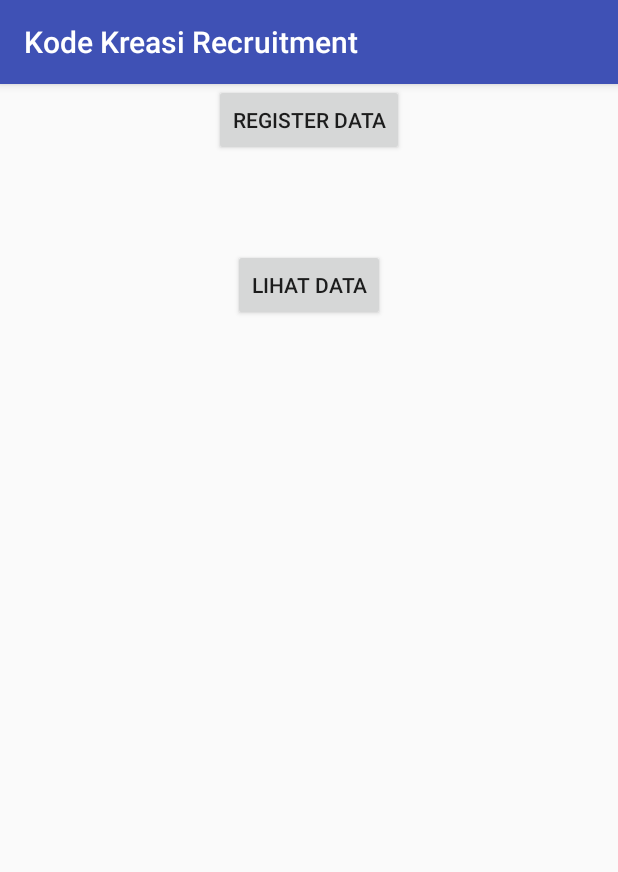
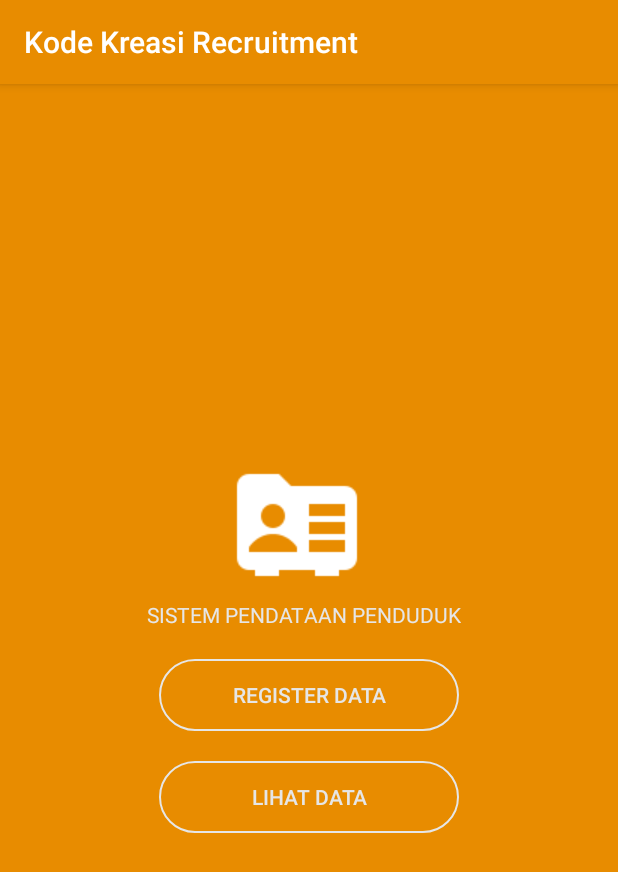
Before and after one commit to ufebri/KodeKreasi-Development, an Android app: the screen it shows after launch (MainActivity), on a phone screen of 412 x 824 dp. Shown: the top 872 px of the screen. Run offline under Robolectric (Android 15) with nearby library versions, the phone set to English and light mode, and no system bars.

Commit message:
Memperbaiki Tampilan

```diff
--- /dev/null
+++ b/app/src/main/res/drawable/main_button.xml
@@ -0,0 +1,36 @@
+<?xml version="1.0" encoding="utf-8"?>
+<selector xmlns:android="http://schemas.android.com/apk/res/android">
+    <item android:state_pressed="true">
+
+
+        <shape xmlns:android="http://schemas.android.com/apk/res/android"
+            android:padding="16dp"
+            android:shape="rectangle"
+            >
+
+            <solid
+                android:color="@color/font"/>
+
+            <stroke
+                android:width="1dp"
+                android:color="@color/font" />
+            <corners android:radius="80dp" />
+        </shape>
+    </item>
+
+    <item>
+
+        <shape xmlns:android="http://schemas.android.com/apk/res/android"
+            android:padding="16dp"
+            android:shape="rectangle">
+            <solid
+                android:color="@color/transparent"/>
+
+            <stroke
+                android:width="1dp"
+                android:color="@color/font" />
+            <corners android:radius="80dp" />
+        </shape>
+
+    </item>
+</selector>
--- /dev/null
+++ b/app/src/main/res/drawable/main_button_text.xml
@@ -0,0 +1,5 @@
+<?xml version="1.0" encoding="utf-8"?>
+<selector xmlns:android="http://schemas.android.com/apk/res/android">
+    <item android:color="@color/colorPrimary" android:state_pressed="true"/>
+    <item android:color="@color/font"/>
+</selector>
--- /dev/null
+++ b/app/src/main/res/drawable/main_gradient.xml
@@ -0,0 +1,7 @@
+<?xml version="1.0" encoding="utf-8"?>
+<shape xmlns:android="http://schemas.android.com/apk/res/android">
+    <gradient
+        android:angle="90"
+        android:endColor="@color/colorPrimary"
+        android:startColor="@color/colorPrimaryDark" />
+</shape>
--- a/app/src/main/res/layout/activity_main.xml
+++ b/app/src/main/res/layout/activity_main.xml
@@ -1,37 +1,50 @@
 <?xml version="1.0" encoding="utf-8"?>
-<android.support.constraint.ConstraintLayout xmlns:android="http://schemas.android.com/apk/res/android"
+<RelativeLayout xmlns:android="http://schemas.android.com/apk/res/android"
     xmlns:app="http://schemas.android.com/apk/res-auto"
     xmlns:tools="http://schemas.android.com/tools"
     android:layout_width="match_parent"
     android:layout_height="match_parent"
+    android:background="@drawable/main_gradient"
+    android:gravity="center"
     tools:context="com.kode.kreasi.kodekreasirecruitment.MainActivity">
+    <ImageView
+        android:layout_width="200dp"
+        android:layout_height="wrap_content"
+        android:src="@drawable/contact_96px"
+        android:id="@+id/img_logo"/>
+    <TextView
+        android:layout_width="wrap_content"
+        android:layout_height="wrap_content"
+        android:text="@string/sistem_pendataan_penduduk"
+        android:layout_below="@id/img_logo"
+        android:textColor="@color/font"
+        android:id="@+id/tv_title"/>
+    <Button
 
-    <Button
-        android:id="@+id/button"
-        android:layout_width="wrap_content"
+        android:layout_below="@id/tv_title"
+        android:layout_marginTop="20dp"
+        android:id="@+id/btn_registrasi"
+        android:layout_width="200dp"
         android:layout_height="wrap_content"
         android:layout_marginEnd="8dp"
         android:layout_marginStart="8dp"
-        android:text="Register Data"
+        android:background="@drawable/main_button"
+        android:text="@string/register_data"
         app:layout_constraintEnd_toEndOf="parent"
         app:layout_constraintStart_toStartOf="parent"
-        tools:ignore="MissingConstraints"
-        tools:layout_editor_absoluteY="96dp" />
+        android:textColor="@drawable/main_button_text"/>
 
     <Button
-        android:id="@+id/button2"
-        android:layout_width="wrap_content"
+        android:id="@+id/btn_lihat_data"
+        android:layout_marginVertical="20dp"
+        android:layout_below="@id/btn_registrasi"
+        android:background="@drawable/main_button"
+        android:textColor="@drawable/main_button_text"
+        android:layout_width="200dp"
         android:layout_height="wrap_content"
         android:layout_marginBottom="8dp"
         android:layout_marginEnd="8dp"
         android:layout_marginStart="8dp"
         android:layout_marginTop="8dp"
-        android:text="Lihat Data"
-        app:layout_constraintBottom_toBottomOf="parent"
-        app:layout_constraintEnd_toEndOf="parent"
-        app:layout_constraintHorizontal_bias="0.501"
-        app:layout_constraintStart_toStartOf="parent"
-        app:layout_constraintTop_toBottomOf="@+id/button"
-        app:layout_constraintVertical_bias="0.082"
-        tools:ignore="MissingConstraints" />
-</android.support.constraint.ConstraintLayout>
+        android:text="@string/lihat_data"/>
+</RelativeLayout>
--- a/app/src/main/res/values/colors.xml
+++ b/app/src/main/res/values/colors.xml
@@ -1,6 +1,11 @@
 <?xml version="1.0" encoding="utf-8"?>
 <resources>
-    <color name="colorPrimary">#3F51B5</color>
-    <color name="colorPrimaryDark">#303F9F</color>
+    <color name="colorPrimary">#E88C00</color>
+    <color name="colorPrimaryDark">#E88C00</color>
     <color name="colorAccent">#FF4081</color>
+    <color name="font">#e6e6e6</color>
+    <color name="transparent">#00e6e6e6</color>
+    <color name="grayTransparent">#56c6c6c6</color>
+    <color name="green">#1ec178</color>
+    <color name="confirmEnd">#1db9c1</color>
 </resources>
--- a/app/src/main/res/values/strings.xml
+++ b/app/src/main/res/values/strings.xml
@@ -1,4 +1,7 @@
 <resources>
     <string name="app_name">Kode Kreasi Recruitment</string>
     <string name="command">Tampilkan data yang telah di Post tadi ke disini dan dapat di cari menggunakan action bar search</string>
+    <string name="register_data">Register Data</string>
+    <string name="lihat_data">Lihat Data</string>
+    <string name="sistem_pendataan_penduduk">SISTEM PENDATAAN PENDUDUK</string>
 </resources>
--- a/app/src/main/res/values/styles.xml
+++ b/app/src/main/res/values/styles.xml
@@ -4,8 +4,13 @@
     <style name="AppTheme" parent="Theme.AppCompat.Light.DarkActionBar">
         <!-- Customize your theme here. -->
         <item name="colorPrimary">@color/colorPrimary</item>
-        <item name="colorPrimaryDark">@color/colorPrimaryDark</item>
+        <item name="colorPrimaryDark">@color/colorPrimary</item>
         <item name="colorAccent">@color/colorAccent</item>
     </style>
 
+    <style name="AppTheme.noActionBar">
+        <item name="windowNoTitle">true</item>
+        <item name="windowActionBar">false</item>
+    </style>
+
 </resources>
```
Also changed, not shown: app/src/main/res/drawable/contact_96px.png (added).
